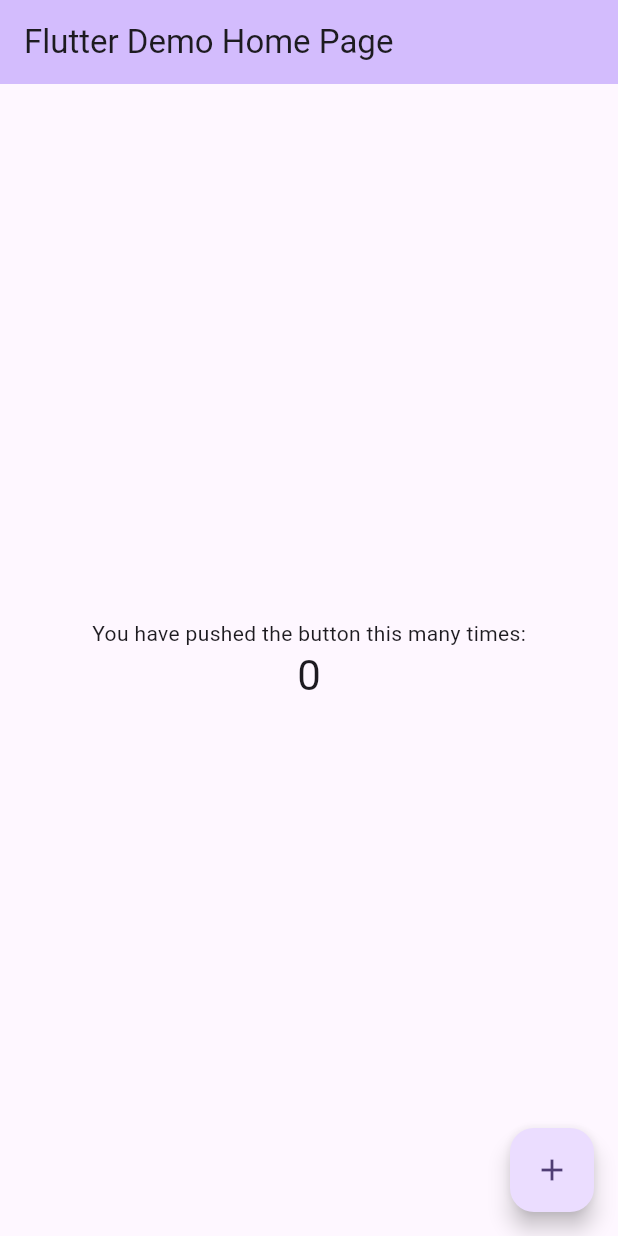
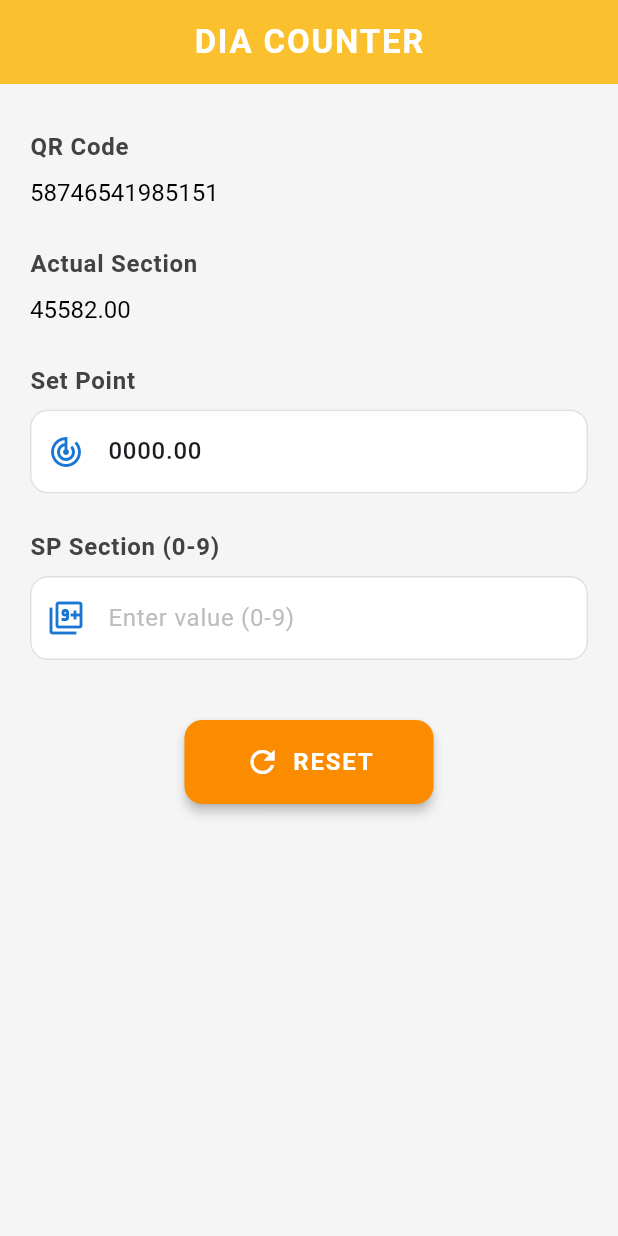
Before and after one commit to its-Thanush/dia_counter, a Flutter app: the screen it shows after launch, on a phone screen of 412 x 824 dp. Run offline on Flutter 3.47's test engine with Material 3 defaults, Android fonts, the phone set to English and light mode, and no system bars; Roboto replaces fonts that are missing (Amaranth).

Commit message:
Dia mainscreen

```diff
--- /dev/null
+++ b/lib/customtext.dart
@@ -0,0 +1,49 @@
+import 'package:flutter/material.dart';
+
+
+class CustomText extends StatelessWidget {
+
+  final String? text;
+  final double? letterSpacing;
+  final double? size;
+  final Color? color;
+  final FontWeight? weight;
+  final TextAlign? textAlign;
+  final TextOverflow? textOverflow;
+  final int? maxLines;
+  final bool? softWrap;
+  final String? fontFamily;
+
+  const CustomText({
+    Key? key,
+    this.maxLines,
+    this.textOverflow,
+    this.text,
+    this.size,
+    this.color,
+    this.weight,
+    this.textAlign,
+    this.softWrap,
+    this.letterSpacing,
+    this.fontFamily,
+  }) : super(key: key);
+
+  @override
+  Widget build(BuildContext context) {
+    return Text(
+      text!,
+      textAlign: textAlign ?? TextAlign.start,
+      overflow: textOverflow,
+      maxLines: maxLines,
+      softWrap: softWrap ?? true,
+      textScaleFactor: 1.0,
+      style: TextStyle(
+        fontSize: size ?? 16,
+        color: color ?? Colors.black,
+        fontWeight: weight ?? FontWeight.normal,
+        letterSpacing: letterSpacing ?? 0.0,
+        fontFamily: fontFamily ?? 'Amaranth',
+      ),
+    );
+  }
+}
--- a/lib/main.dart
+++ b/lib/main.dart
@@ -1,3 +1,4 @@
+import 'package:dia_counter/screens/mainscreen/Mainscreen.dart';
 import 'package:flutter/material.dart';
 
 void main() {
@@ -11,112 +12,13 @@ class MyApp extends StatelessWidget {
   @override
   Widget build(BuildContext context) {
     return MaterialApp(
+      debugShowCheckedModeBanner: false,
       title: 'test',
       theme: ThemeData(
-        // This is the theme of your application.
-        //
-        // TRY THIS: Try running your application with "flutter run". You'll see
-        // the application has a purple toolbar. Then, without quitting the app,
-        // try changing the seedColor in the colorScheme below to Colors.green
-        // and then invoke "hot reload" (save your changes or press the "hot
-        // reload" button in a Flutter-supported IDE, or press "r" if you used
-        // the command line to start the app).
-        //
-        // Notice that the counter didn't reset back to zero; the application
-        // state is not lost during the reload. To reset the state, use hot
-        // restart instead.
-        //
-        // This works for code too, not just values: Most code changes can be
-        // tested with just a hot reload.
+
         colorScheme: .fromSeed(seedColor: Colors.deepPurple),
       ),
-      home: const MyHomePage(title: 'Flutter Demo Home Page'),
+      home:Mainscreen(),
     );
   }
 }
-
-class MyHomePage extends StatefulWidget {
-  const MyHomePage({super.key, required this.title});
-
-  // This widget is the home page of your application. It is stateful, meaning
-  // that it has a State object (defined below) that contains fields that affect
-  // how it looks.
-
-  // This class is the configuration for the state. It holds the values (in this
-  // case the title) provided by the parent (in this case the App widget) and
-  // used by the build method of the State. Fields in a Widget subclass are
-  // always marked "final".
-
-  final String title;
-
-  @override
-  State<MyHomePage> createState() => _MyHomePageState();
-}
-
-class _MyHomePageState extends State<MyHomePage> {
-  int _counter = 0;
-
-  void _incrementCounter() {
-    setState(() {
-      // This call to setState tells the Flutter framework that something has
-      // changed in this State, which causes it to rerun the build method below
-      // so that the display can reflect the updated values. If we changed
-      // _counter without calling setState(), then the build method would not be
-      // called again, and so nothing would appear to happen.
-      _counter++;
-    });
-  }
-
-  @override
-  Widget build(BuildContext context) {
-    // This method is rerun every time setState is called, for instance as done
-    // by the _incrementCounter method above.
-    //
-    // The Flutter framework has been optimized to make rerunning build methods
-    // fast, so that you can just rebuild anything that needs updating rather
-    // than having to individually change instances of widgets.
-    return Scaffold(
-      appBar: AppBar(
-        // TRY THIS: Try changing the color here to a specific color (to
-        // Colors.amber, perhaps?) and trigger a hot reload to see the AppBar
-        // change color while the other colors stay the same.
-        backgroundColor: Theme.of(context).colorScheme.inversePrimary,
-        // Here we take the value from the MyHomePage object that was created by
-        // the App.build method, and use it to set our appbar title.
-        title: Text(widget.title),
-      ),
-      body: Center(
-        // Center is a layout widget. It takes a single child and positions it
-        // in the middle of the parent.
-        child: Column(
-          // Column is also a layout widget. It takes a list of children and
-          // arranges them vertically. By default, it sizes itself to fit its
-          // children horizontally, and tries to be as tall as its parent.
-          //
-          // Column has various properties to control how it sizes itself and
-          // how it positions its children. Here we use mainAxisAlignment to
-          // center the children vertically; the main axis here is the vertical
-          // axis because Columns are vertical (the cross axis would be
-          // horizontal).
-          //
-          // TRY THIS: Invoke "debug painting" (choose the "Toggle Debug Paint"
-          // action in the IDE, or press "p" in the console), to see the
-          // wireframe for each widget.
-          mainAxisAlignment: .center,
-          children: [
-            const Text('You have pushed the button this many times:'),
-            Text(
-              '$_counter',
-              style: Theme.of(context).textTheme.headlineMedium,
-            ),
-          ],
-        ),
-      ),
-      floatingActionButton: FloatingActionButton(
-        onPressed: _incrementCounter,
-        tooltip: 'Increment',
-        child: const Icon(Icons.add),
-      ),
-    );
-  }
-}
--- /dev/null
+++ b/lib/screens/mainscreen/Mainscreen.dart
@@ -0,0 +1,382 @@
+import 'package:dia_counter/customtext.dart';
+import 'package:flutter/material.dart';
+import 'package:flutter/services.dart';
+
+class Mainscreen extends StatefulWidget {
+  const Mainscreen({super.key});
+
+  @override
+  State<Mainscreen> createState() => _MainscreenState();
+}
+
+class _MainscreenState extends State<Mainscreen> {
+  final TextEditingController qrController = TextEditingController();
+  final TextEditingController actualSectionController = TextEditingController();
+  final TextEditingController setPointController = TextEditingController();
+  final TextEditingController spSectionController = TextEditingController();
+
+  final _formKey = GlobalKey<FormState>();
+
+  @override
+  void initState() {
+    super.initState();
+    actualSectionController.text = '0000.00';
+    setPointController.text = '0000.00';
+  }
+
+  @override
+  void dispose() {
+    qrController.dispose();
+    actualSectionController.dispose();
+    setPointController.dispose();
+    spSectionController.dispose();
+    super.dispose();
+  }
+
+  void _resetForm() {
+    setState(() {
+      qrController.clear();
+      actualSectionController.text = '0000.00';
+      setPointController.text = '0000.00';
+      spSectionController.clear();
+    });
+    _formKey.currentState?.reset();
+    ScaffoldMessenger.of(context).showSnackBar(
+      const SnackBar(
+        content: Text('Form Reset Successfully'),
+        duration: Duration(seconds: 2),
+        backgroundColor: Colors.green,
+      ),
+    );
+  }
+
+  String _formatFloatInput(String value) {
+    String cleaned = value.replaceAll(RegExp(r'[^\d.]'), '');
+
+    // Handle multiple decimal points
+    List<String> parts = cleaned.split('.');
+    if (parts.length > 2) {
+      cleaned = '${parts[0]}.${parts.sublist(1).join('')}';
+    }
+
+    return cleaned;
+  }
+
+  void _formatFloatOnChange(TextEditingController controller, String value) {
+    String formatted = _formatFloatInput(value);
+
+    // Limit to 4 digits before decimal and 2 after
+    if (formatted.contains('.')) {
+      List<String> parts = formatted.split('.');
+      String integerPart = parts[0].substring(0, parts[0].length > 4 ? 4 : parts[0].length);
+      String decimalPart = parts.length > 1 ? parts[1].substring(0, parts[1].length > 2 ? 2 : parts[1].length) : '';
+      formatted = '$integerPart.$decimalPart';
+    } else {
+      formatted = formatted.substring(0, formatted.length > 4 ? 4 : formatted.length);
+    }
+
+    controller.value = TextEditingValue(
+      text: formatted,
+      selection: TextSelection.collapsed(offset: formatted.length),
+    );
+  }
+
+  void _formatFloatOnBlur(TextEditingController controller) {
+    String value = controller.text;
+
+    if (value.isEmpty || value == '.') {
+      controller.text = '0000.00';
+      return;
+    }
+
+    // Parse and format
+    double? parsed = double.tryParse(value);
+    if (parsed != null) {
+      controller.text = parsed.toStringAsFixed(2).padLeft(7, '0');
+    } else {
+      controller.text = '0000.00';
+    }
+  }
+
+  @override
+  Widget build(BuildContext context) {
+    return Scaffold(
+      backgroundColor: Colors.grey[100],
+      appBar: AppBar(
+        title:  Text(
+          "DIA COUNTER",
+          style: TextStyle(
+            fontWeight: FontWeight.bold,
+            letterSpacing: 1.2,
+          ),
+        ),
+        centerTitle: true,
+        elevation: 0,
+        backgroundColor: Colors.yellow[700],
+        foregroundColor: Colors.white,
+      ),
+      body: Form(
+        key: _formKey,
+        child: SingleChildScrollView(
+          child: Padding(
+            padding: const EdgeInsets.all(20.0),
+            child: Column(
+              crossAxisAlignment: CrossAxisAlignment.stretch,
+              children: [
+                const SizedBox(height: 10),
+
+                // QR Code Field
+                _buildLabel("QR Code"),
+                const SizedBox(height: 8),
+                CustomText(text: "58746541985151",),
+                // _buildTextField(
+                //   controller: qrController,
+                //   hintText: "Enter QR Code",
+                //   prefixIcon: Icons.qr_code_2,
+                //   validator: (value) {
+                //     if (value == null || value.isEmpty) {
+                //       return 'Please enter QR code';
+                //     }
+                //     return null;
+                //   },
+                // ),+
+
+                 SizedBox(height: 24),
+
+                _buildLabel("Actual Section"),
+                const SizedBox(height: 8),
+                CustomText(text: "45582.00",),
+                // _buildTextField(
+                //   controller: actualSectionController,
+                //   hintText: "0000.00",
+                //   prefixIcon: Icons.straighten,
+                //   keyboardType: const TextInputType.numberWithOptions(decimal: true),
+                //   onChanged: (value) => _formatFloatOnChange(actualSectionController, value),
+                //   onTap: () {
+                //     if (actualSectionController.text == '0000.00') {
+                //       actualSectionController.clear();
+                //     }
+                //   },
+                //   onEditingComplete: () {
+                //     _formatFloatOnBlur(actualSectionController);
+                //     FocusScope.of(context).nextFocus();
+                //   },
+                //   validator: (value) {
+                //     if (value == null || value.isEmpty) {
+                //       return 'Please enter actual section';
+                //     }
+                //     return null;
+                //   },
+                // ),
+
+                const SizedBox(height: 24),
+
+                // Set Point Field
+                _buildLabel("Set Point"),
+                const SizedBox(height: 8),
+                _buildTextField(
+                  controller: setPointController,
+                  hintText: "0000.00",
+                  prefixIcon: Icons.track_changes,
+                  keyboardType: const TextInputType.numberWithOptions(decimal: true),
+                  onChanged: (value) => _formatFloatOnChange(setPointController, value),
+                  onTap: () {
+                    if (setPointController.text == '0000.00') {
+                      setPointController.clear();
+                    }
+                  },
+                  onEditingComplete: () {
+                    _formatFloatOnBlur(setPointController);
+                    FocusScope.of(context).nextFocus();
+                  },
+                  validator: (value) {
+                    if (value == null || value.isEmpty) {
+                      return 'Please enter set point';
+                    }
+                    return null;
+                  },
+                ),
+
+                const SizedBox(height: 24),
+
+                // SP Section Field
+                _buildLabel("SP Section (0-9)"),
+                const SizedBox(height: 8),
+                _buildTextField(
+                  controller: spSectionController,
+                  hintText: "Enter value (0-9)",
+                  prefixIcon: Icons.filter_9_plus,
+                  keyboardType: TextInputType.number,
+                  inputFormatters: [
+                    FilteringTextInputFormatter.digitsOnly,
+                    LengthLimitingTextInputFormatter(1),
+                  ],
+                  validator: (value) {
+                    if (value == null || value.isEmpty) {
+                      return 'Please enter SP section';
+                    }
+                    int? intValue = int.tryParse(value);
+                    if (intValue == null || intValue < 0 || intValue > 9) {
+                      return 'Value must be between 0-9';
+                    }
+                    return null;
+                  },
+                ),
+
+                const SizedBox(height: 40),
+
+                // Reset Button
+                Center(
+                  child: ElevatedButton.icon(
+                    onPressed: _resetForm,
+                    icon: const Icon(Icons.refresh, size: 24),
+                    label: const Text(
+                      'RESET',
+                      style: TextStyle(
+                        fontSize: 16,
+                        fontWeight: FontWeight.bold,
+                        letterSpacing: 1.2,
+                      ),
+                    ),
+                    style: ElevatedButton.styleFrom(
+                      backgroundColor: Colors.orange[600],
+                      foregroundColor: Colors.white,
+                      padding: const EdgeInsets.symmetric(
+                        horizontal: 40,
+                        vertical: 16,
+                      ),
+                      elevation: 3,
+                      shape: RoundedRectangleBorder(
+                        borderRadius: BorderRadius.circular(12),
+                      ),
+                    ),
+                  ),
+                ),
+
+                const SizedBox(height: 24),
+
+                // // Submit Button (optional)
+                // SizedBox(
+                //   width: double.infinity,
+                //   child: ElevatedButton(
+                //     onPressed: () {
+                //       if (_formKey.currentState!.validate()) {
+                //         // Process the data
+                //         ScaffoldMessenger.of(context).showSnackBar(
+                //           SnackBar(
+                //             content: Text(
+                //               'QR: ${qrController.text}\n'
+                //                   'Actual: ${actualSectionController.text}\n'
+                //                   'Set Point: ${setPointController.text}\n'
+                //                   'SP Section: ${spSectionController.text}',
+                //             ),
+                //             duration: const Duration(seconds: 3),
+                //             backgroundColor: Colors.blue[700],
+                //           ),
+                //         );
+                //       }
+                //     },
+                //     style: ElevatedButton.styleFrom(
+                //       backgroundColor: Colors.blue[700],
+                //       foregroundColor: Colors.white,
+                //       padding: const EdgeInsets.symmetric(vertical: 16),
+                //       elevation: 2,
+                //       shape: RoundedRectangleBorder(
+                //         borderRadius: BorderRadius.circular(12),
+                //       ),
+                //     ),
+                //     child: const Text(
+                //       'SUBMIT',
+                //       style: TextStyle(
+                //         fontSize: 16,
+                //         fontWeight: FontWeight.bold,
+                //         letterSpacing: 1.2,
+                //       ),
+                //     ),
+                //   ),
+                // ),
+
+                const SizedBox(height: 20),
+              ],
+            ),
+          ),
+        ),
+      ),
+    );
+  }
+
+  Widget _buildLabel(String text) {
+    return Text(
+      text,
+      style: TextStyle(
+        fontSize: 16,
+        fontWeight: FontWeight.w600,
+        color: Colors.grey[800],
+        letterSpacing: 0.5,
+      ),
+    );
+  }
+
+  Widget _buildTextField({
+    required TextEditingController controller,
+    required String hintText,
+    required IconData prefixIcon,
+    TextInputType? keyboardType,
+    List<TextInputFormatter>? inputFormatters,
+    String? Function(String?)? validator,
+    void Function(String)? onChanged,
+    void Function()? onTap,
+    void Function()? onEditingComplete,
+  }) {
+    return TextFormField(
+      controller: controller,
+      keyboardType: keyboardType,
+      inputFormatters: inputFormatters,
+      validator: validator,
+      onChanged: onChanged,
+      onTap: onTap,
+      onEditingComplete: onEditingComplete,
+      style: const TextStyle(
+        fontSize: 16,
+        fontWeight: FontWeight.w500,
+      ),
+      decoration: InputDecoration(
+        hintText: hintText,
+        hintStyle: TextStyle(
+          color: Colors.grey[400],
+          fontWeight: FontWeight.normal,
+        ),
+        prefixIcon: Icon(
+          prefixIcon,
+          color: Colors.blue[700],
+        ),
+        filled: true,
+        fillColor: Colors.white,
+        contentPadding: const EdgeInsets.symmetric(
+          horizontal: 16,
+          vertical: 16,
+        ),
+        border: OutlineInputBorder(
+          borderRadius: BorderRadius.circular(12),
+          borderSide: BorderSide(color: Colors.grey[300]!),
+        ),
+        enabledBorder: OutlineInputBorder(
+          borderRadius: BorderRadius.circular(12),
+          borderSide: BorderSide(color: Colors.grey[300]!),
+        ),
+        focusedBorder: OutlineInputBorder(
+          borderRadius: BorderRadius.circular(12),
+          borderSide: BorderSide(color: Colors.blue[700]!, width: 2),
+        ),
+        errorBorder: OutlineInputBorder(
+          borderRadius: BorderRadius.circular(12),
+          borderSide: const BorderSide(color: Colors.red, width: 1),
+        ),
+        focusedErrorBorder: OutlineInputBorder(
+          borderRadius: BorderRadius.circular(12),
+          borderSide: const BorderSide(color: Colors.red, width: 2),
+        ),
+      ),
+    );
+  }
+}
--- a/pubspec.yaml
+++ b/pubspec.yaml
@@ -34,6 +34,7 @@ dependencies:
   # The following adds the Cupertino Icons font to your application.
   # Use with the CupertinoIcons class for iOS style icons.
   cupertino_icons: ^1.0.8
+  gap: ^3.0.1
 
 dev_dependencies:
   flutter_test:
```
Also changed, not shown: pubspec.lock.
